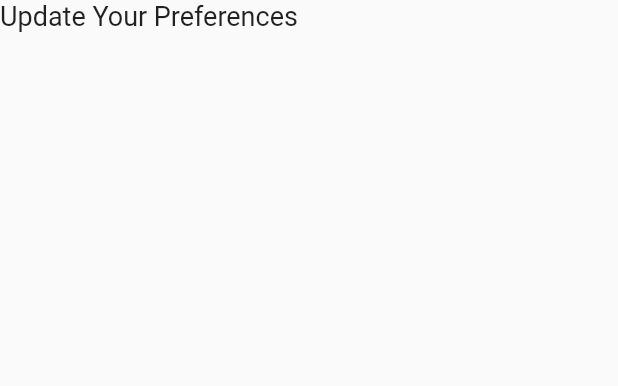
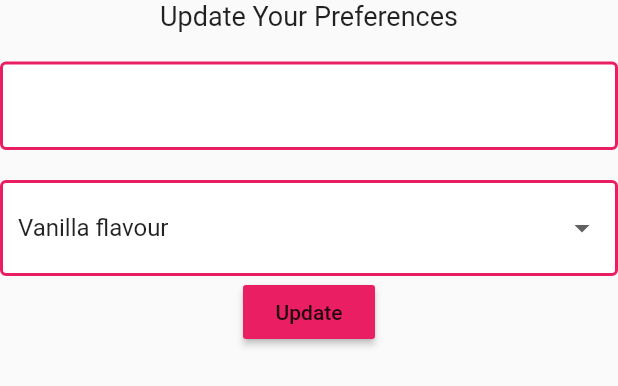
Before and after one commit to swatiprajapati08/Brew_Icecream, a Flutter app: the SettingForm widget shown alone on an empty page, opened directly, on a phone screen of 412 x 824 dp. Shown: the top 386 px of the screen. Run offline on Flutter 3.47's test engine with Material 2 defaults, Android fonts, the phone set to English and light mode, and no system bars; our stand-ins replace cloud_firestore, firebase_auth, flutter_spinkit; accounts and stored records are empty.

Commit message:
added DropDown

```diff
--- a/lib/screen/home/home.dart
+++ b/lib/screen/home/home.dart
@@ -1,4 +1,5 @@
 import 'package:brew_crew/models/brew.dart';
+import 'package:brew_crew/screen/home/setting_form.dart';
 import 'package:brew_crew/service/auth.dart';
 import 'package:flutter/material.dart';
 import 'package:brew_crew/service/database.dart';
@@ -16,7 +17,7 @@ class Home extends StatelessWidget {
           builder: (context) {
             return Container(
               padding: EdgeInsets.symmetric(vertical: 20.0, horizontal: 60.0),
-              child: Text('Bottom Sheet'),
+              child: SettingForm(),
             );
           });
     }
--- a/lib/screen/home/setting_form.dart
+++ b/lib/screen/home/setting_form.dart
@@ -8,12 +8,18 @@ class SettingForm extends StatefulWidget {
 
 class _SettingFormState extends State<SettingForm> {
   final _formKey = GlobalKey<FormState>();
-  final List<String> mixture = ['0', '1', '2', '3'];
+  // final List<String> mixtures = ['0', '1', '2', '3'];
+  final List<String> falvour = <String>[
+    'Vanilla',
+    'StrawBerry',
+    'ButterScotch',
+    'Chocolate'
+  ];
 
   String _currentname;
   String _currentfalvour;
-  int _noOfscoop;
-  int _mixture;
+  int _currentnoOfscoop;
+  int _currentmixture;
 
   @override
   Widget build(BuildContext context) {
@@ -25,6 +31,40 @@ class _SettingFormState extends State<SettingForm> {
             'Update Your Preferences',
             style: TextStyle(fontSize: 18.0),
           ),
+          SizedBox(height: 20.0),
+          TextFormField(
+            decoration: textInputDecoration,
+            validator: (val) => val.isEmpty ? 'Enter an Name' : null,
+            onChanged: (val) {
+              setState(() => _currentname = val);
+            },
+          ),
+          SizedBox(height: 20.0),
+          //Dropdown
+          DropdownButtonFormField(
+            value: _currentfalvour ?? 'Vanilla',
+            decoration: textInputDecoration,
+            items: falvour.map((sugar) {
+              return DropdownMenuItem(
+                value: sugar,
+                child: Text('$sugar flavour'),
+              );
+            }).toList(),
+            onChanged: (val) {
+              setState(() => _currentfalvour = val);
+            },
+          ),
+
+          RaisedButton(
+            color: Colors.pink,
+            child: Text('Update'),
+            onPressed: () async {
+              print(_currentname);
+              print(_currentmixture);
+              print(_currentfalvour);
+              print(_currentnoOfscoop);
+            },
+          ),
         ],
       ),
     );
--- a/lib/shared/constants.dart
+++ b/lib/shared/constants.dart
@@ -1,11 +1,11 @@
 import 'package:flutter/material.dart';
 
 const textInputDecoration = InputDecoration(
-  hintText: 'Password',
+  hintText: '',
   fillColor: Colors.white,
   filled: true,
   enabledBorder: OutlineInputBorder(
-    borderSide: BorderSide(color: Colors.white, width: 2.0),
+    borderSide: BorderSide(color: Colors.pink, width: 2.0),
   ),
   focusedBorder: OutlineInputBorder(
     borderSide: BorderSide(color: Colors.blue, width: 2.0),
```
